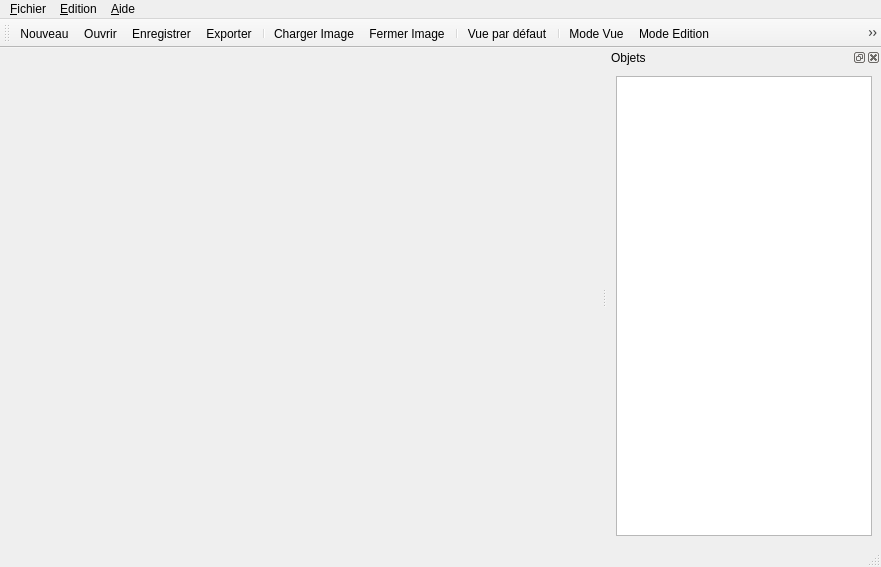
The window that ui/mainwindow.ui (pol51/biotool1) describes before a commit, drawn with Qt 5.
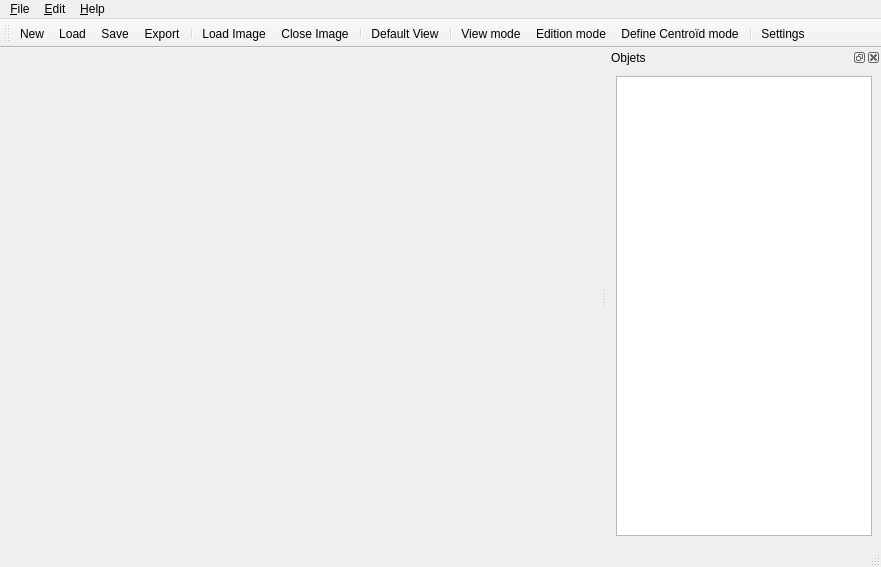
The same window after the commit. Icons and pictures are not drawn. Custom widgets are drawn as their Qt base class.

Diff of the .ui file:
```diff
--- a/ui/mainwindow.ui
+++ b/ui/mainwindow.ui
@@ -31,7 +31,7 @@
    </property>
    <widget class="QMenu" name="menuFichier">
     <property name="title">
-     <string>&amp;Fichier</string>
+     <string>&amp;File</string>
     </property>
     <addaction name="actNew"/>
     <addaction name="actOpen"/>
@@ -47,7 +47,7 @@
    </widget>
    <widget class="QMenu" name="menuEdition">
     <property name="title">
-     <string>&amp;Edition</string>
+     <string>&amp;Edit</string>
     </property>
     <addaction name="actResetView"/>
     <addaction name="separator"/>
@@ -59,7 +59,7 @@
    </widget>
    <widget class="QMenu" name="menu_Aide">
     <property name="title">
-     <string>&amp;Aide</string>
+     <string>&amp;Help</string>
     </property>
     <addaction name="actAbout"/>
    </widget>
@@ -118,7 +118,7 @@
      <normaloff>:/icons/open</normaloff>:/icons/open</iconset>
    </property>
    <property name="text">
-    <string>&amp;Charger Image</string>
+    <string>Load &amp;Image</string>
    </property>
    <property name="iconVisibleInMenu">
     <bool>true</bool>
@@ -145,7 +145,7 @@
      <normaloff>:/icons/view</normaloff>:/icons/view</iconset>
    </property>
    <property name="text">
-    <string>Mode &amp;Vue</string>
+    <string>&amp;View mode</string>
    </property>
    <property name="iconVisibleInMenu">
     <bool>true</bool>
@@ -160,7 +160,7 @@
      <normaloff>:/icons/edit</normaloff>:/icons/edit</iconset>
    </property>
    <property name="text">
-    <string>Mode &amp;Edition</string>
+    <string>&amp;Edition mode</string>
    </property>
    <property name="iconVisibleInMenu">
     <bool>true</bool>
@@ -172,7 +172,7 @@
      <normaloff>:/icons/close</normaloff>:/icons/close</iconset>
    </property>
    <property name="text">
-    <string>&amp;Fermer Image</string>
+    <string>&amp;Close Image</string>
    </property>
    <property name="iconVisibleInMenu">
     <bool>true</bool>
@@ -184,7 +184,7 @@
      <normaloff>:/icons/reset_view</normaloff>:/icons/reset_view</iconset>
    </property>
    <property name="text">
-    <string>Vue par &amp;défaut</string>
+    <string>&amp;Default View</string>
    </property>
    <property name="iconVisibleInMenu">
     <bool>true</bool>
@@ -196,7 +196,7 @@
      <normaloff>:/icons/open</normaloff>:/icons/open</iconset>
    </property>
    <property name="text">
-    <string>&amp;Ouvrir</string>
+    <string>&amp;Load</string>
    </property>
    <property name="shortcut">
     <string>Ctrl+O</string>
@@ -211,7 +211,7 @@
      <normaloff>:/icons/save</normaloff>:/icons/save</iconset>
    </property>
    <property name="text">
-    <string>&amp;Enregistrer</string>
+    <string>&amp;Save</string>
    </property>
    <property name="shortcut">
     <string>Ctrl+S</string>
@@ -226,7 +226,7 @@
      <normaloff>:/icons/new</normaloff>:/icons/new</iconset>
    </property>
    <property name="text">
-    <string>&amp;Nouveau</string>
+    <string>&amp;New</string>
    </property>
    <property name="shortcut">
     <string>Ctrl+N</string>
@@ -256,7 +256,7 @@
      <normaloff>:/icons/export</normaloff>:/icons/export</iconset>
    </property>
    <property name="text">
-    <string>E&amp;xporter</string>
+    <string>&amp;Export</string>
    </property>
    <property name="shortcut">
     <string>Ctrl+E</string>
@@ -271,7 +271,7 @@
      <normaloff>:/icons/settings</normaloff>:/icons/settings</iconset>
    </property>
    <property name="text">
-    <string>Réglages</string>
+    <string>&amp;Settings</string>
    </property>
    <property name="iconVisibleInMenu">
     <bool>true</bool>
@@ -286,7 +286,7 @@
      <normaloff>:/icons/mesure</normaloff>:/icons/mesure</iconset>
    </property>
    <property name="text">
-    <string>Mode Definition &amp;Centroïde</string>
+    <string>Define &amp;Centroïd mode</string>
    </property>
   </action>
   <action name="actAbout">
```
Left out of the diff: 8 changed lines with no effect on the pictures.
